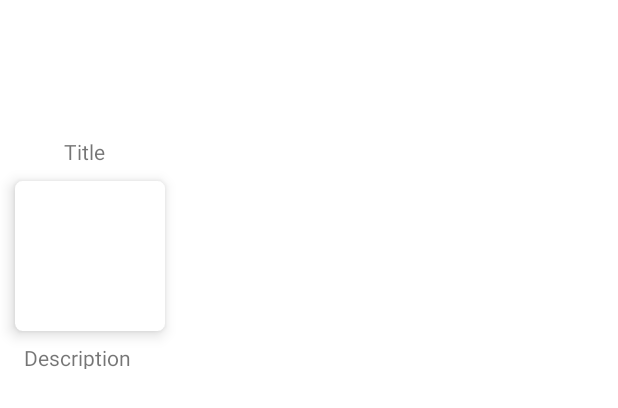
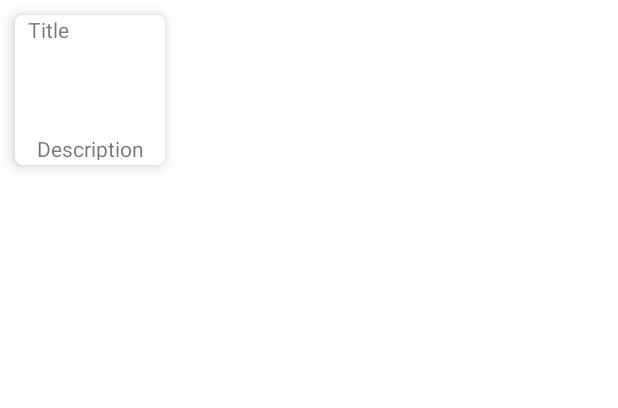
Before and after one commit to Marko2407/FoodApp_Demo, an Android app: the layout row.xml on its own in the app's theme, with its tools: preview values and no code run, on a phone screen of 412 x 824 dp. Shown: the top 408 px of the screen. Run offline under Robolectric (Android 15) with nearby library versions, the phone set to English and light mode, and no system bars.

Commit message:
working recyclerView

```diff
--- a/app/src/main/res/layout/row.xml
+++ b/app/src/main/res/layout/row.xml
@@ -1,11 +1,9 @@
 <?xml version="1.0" encoding="utf-8"?>
-<androidx.constraintlayout.widget.ConstraintLayout xmlns:android="http://schemas.android.com/apk/res/android"
+
+
+<androidx.cardview.widget.CardView xmlns:android="http://schemas.android.com/apk/res/android"
     xmlns:app="http://schemas.android.com/apk/res-auto"
     xmlns:tools="http://schemas.android.com/tools"
-    android:layout_width="match_parent"
-    android:layout_height="match_parent">
-
-    <androidx.cardview.widget.CardView
     android:id="@+id/CardfoodImage"
     android:layout_width="100dp"
     android:layout_height="100dp"
@@ -14,37 +12,39 @@
     app:cardCornerRadius="5dp"
     app:cardElevation="6dp"
     app:layout_constraintStart_toStartOf="parent"
-        app:layout_constraintTop_toBottomOf="@+id/titleMenu" >
+    app:layout_constraintTop_toBottomOf="@+id/titleMenu">
 
-        <ImageView
-            android:id="@+id/foodImage"
-            android:layout_width="wrap_content"
-            android:layout_height="wrap_content"
-            tools:srcCompat="@tools:sample/avatars" />
-    </androidx.cardview.widget.CardView>
+
+    <androidx.constraintlayout.widget.ConstraintLayout
+            android:layout_width="match_parent"
+            android:layout_height="match_parent">
+
 
             <TextView
-        android:id="@+id/description"
+                android:id="@+id/title1"
                 android:layout_width="79dp"
                 android:layout_height="17dp"
-        android:layout_marginStart="16dp"
-        android:layout_marginTop="8dp"
+                android:layout_marginTop="79dp"
+                android:layout_marginBottom="8dp"
+                android:gravity="center"
                 android:text="Description"
+                app:layout_constraintBottom_toBottomOf="parent"
+                app:layout_constraintEnd_toEndOf="parent"
                 app:layout_constraintStart_toStartOf="parent"
-        app:layout_constraintTop_toBottomOf="@+id/CardfoodImage" />
+                app:layout_constraintTop_toTopOf="parent"
+                app:layout_constraintVertical_bias="0.0" />
 
         <TextView
             android:id="@+id/titleMenu"
-        android:layout_width="wrap_content"
+            android:layout_width="44dp"
             android:layout_height="wrap_content"
-        android:layout_marginStart="42dp"
-        android:layout_marginTop="91dp"
-        android:layout_marginEnd="342dp"
+
+            android:gravity="center"
             android:text="Title"
-        app:layout_constraintBottom_toTopOf="@+id/CardfoodImage"
-        app:layout_constraintEnd_toEndOf="parent"
-        app:layout_constraintStart_toStartOf="parent"
-        app:layout_constraintTop_toTopOf="parent" />
+            tools:layout_editor_absoluteX="22dp"
+            tools:layout_editor_absoluteY="11dp" />
+
+    </androidx.constraintlayout.widget.ConstraintLayout>
 
 
-</androidx.constraintlayout.widget.ConstraintLayout>
+    </androidx.cardview.widget.CardView>
```
Also changed, not shown: app/src/main/java/com/example/foodapp_demo/MainActivity.kt (+14 -11 lines), app/src/main/java/com/example/foodapp_demo/MyAdapter.kt (+9 -17 lines), app/src/main/res/values/strings.xml (+12 -0 lines). Lines whose indentation alone changed are shown as unchanged.
